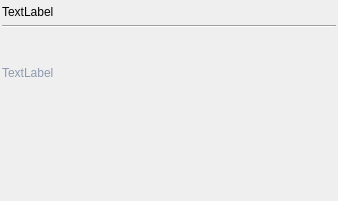
Before: the Qt Designer form ui/grammar_popup.ui in zkovari/plotlyst, drawn with Qt 5.
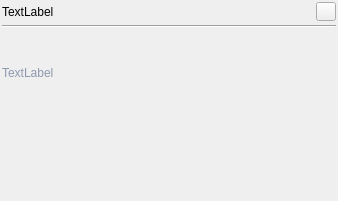
After: the same form once the commit is applied.

Patch:
```diff
--- a/ui/grammar_popup.ui
+++ b/ui/grammar_popup.ui
@@ -69,9 +69,6 @@
        <property name="cursor">
         <cursorShape>PointingHandCursor</cursorShape>
        </property>
-       <property name="styleSheet">
-        <string notr="true">border: 0px;</string>
-       </property>
        <property name="text">
         <string/>
        </property>
```
Left out of the diff: 4 changed lines with no effect on the pictures.
